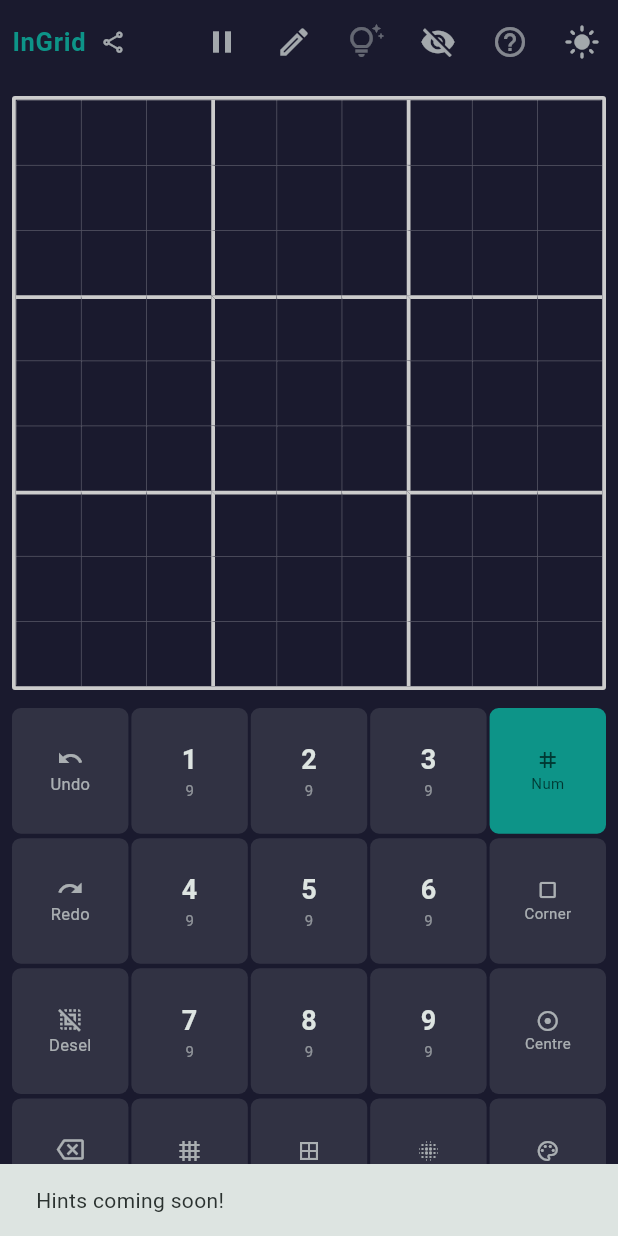
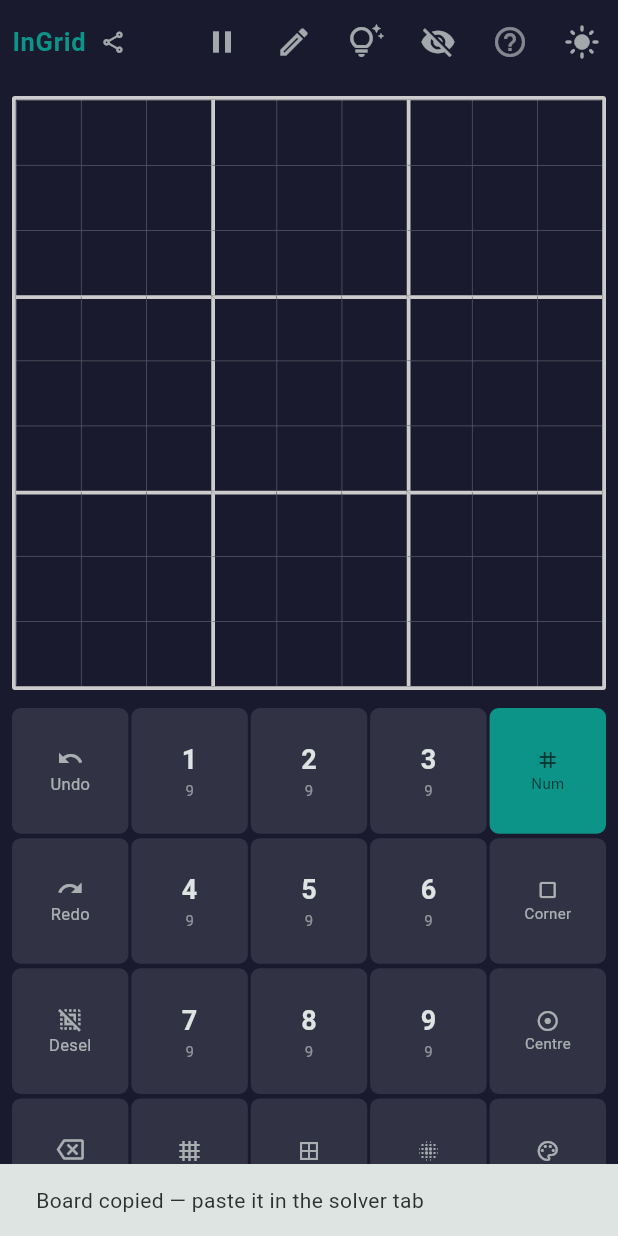
Before and after one commit to NVME-git/InGrid, a Flutter app: the GameScreen screen opened by its route, after a tap on the "share" icon, after a tap on the "tips and updates" icon, on a phone screen of 412 x 824 dp. Run offline on Flutter 3.47's test engine with Material 3 defaults, Android fonts, the phone set to English and light mode, and no system bars; our stand-ins replace flutter_riverpod, go_router, shared_preferences; accounts and stored records are empty.

Commit message:
Implement hints button: copy board to clipboard and open sudokusolver.app
Agent-Logs-Url: https://github.com/NVME-git/InGrid/sessions/dffaef6d-2b46-4ce6-ac0d-834372033bfb

Co-authored-by: NVME-git <30406909+NVME-git@users.noreply.github.com>

```diff
--- a/lib/features/game/game_screen.dart
+++ b/lib/features/game/game_screen.dart
@@ -4,6 +4,7 @@ import 'package:flutter/material.dart';
 import 'package:flutter/services.dart';
 import 'package:flutter_riverpod/flutter_riverpod.dart';
 import 'package:go_router/go_router.dart';
+import 'package:url_launcher/url_launcher.dart';
 import 'game_state.dart';
 import 'widgets/sudoku_grid.dart';
 import 'widgets/digit_toolbar.dart';
@@ -104,6 +105,42 @@ class _GameScreenState extends ConsumerState<GameScreen> {
         );
       }
     });
+  }
+
+  /// Copies the current board state (81 digits, 0 = empty) to the clipboard,
+  /// then opens sudokusolver.app in a new tab so the user can paste it and
+  /// get solving hints automatically.
+  Future<void> _openHints() async {
+    final board = ref.read(gameProvider).board;
+    final buf = StringBuffer();
+    for (int r = 0; r < 9; r++) {
+      for (int c = 0; c < 9; c++) {
+        buf.write(board.cells[r][c].digit ?? '0');
+      }
+    }
+    final boardString = buf.toString();
+
+    // Validate: exactly 81 digits in range 0-9.
+    assert(
+      RegExp(r'^[0-9]{81}$').hasMatch(boardString),
+      'Board string must be 81 digits 0-9',
+    );
+
+    await Clipboard.setData(ClipboardData(text: boardString));
+    if (!mounted) return;
+
+    final uri = Uri.parse('https://sudokusolver.app/');
+    if (await canLaunchUrl(uri)) {
+      await launchUrl(uri, mode: LaunchMode.externalApplication);
+    }
+
+    if (!mounted) return;
+    ScaffoldMessenger.of(context).showSnackBar(
+      const SnackBar(
+        content: Text('Board copied — paste it in the solver tab'),
+        duration: Duration(seconds: 3),
+      ),
+    );
   }
 
   // ── Keyboard shortcuts ────────────────────────────────────────────────────
@@ -246,19 +283,12 @@ class _GameScreenState extends ConsumerState<GameScreen> {
                 : 'Show auto candidates',
             onPressed: notifier.toggleAutoCandidates,
           ),
-          // Hints (non-functional placeholder for future feature)
+          // Hints — copy board to clipboard and open sudokusolver.app
           IconButton(
             icon: Icon(Icons.tips_and_updates_outlined,
-                color: Theme.of(context).colorScheme.onSurface.withValues(alpha: 0.38)),
-            tooltip: 'Hints (coming soon)',
-            onPressed: () {
-              ScaffoldMessenger.of(context).showSnackBar(
-                const SnackBar(
-                  content: Text('Hints coming soon!'),
-                  duration: Duration(seconds: 2),
-                ),
-              );
-            },
+                color: Theme.of(context).colorScheme.onSurface.withValues(alpha: 0.7)),
+            tooltip: 'Get hints (opens sudokusolver.app)',
+            onPressed: _openHints,
           ),
           // Conflict-highlight toggle (starts off)
           IconButton(
@@ -505,7 +535,7 @@ class _HelpContent extends StatelessWidget {
         Text('AppBar icons', style: ths),
         Text('⏸ Pause — hide the grid and stop the timer', style: ts),
         Text('≡ Candidates — show computed candidates for empty cells', style: ts),
-        Text('💡 Hints — coming soon', style: ts),
+        Text('💡 Hints — copies board to clipboard and opens sudokusolver.app', style: ts),
         Text('? Help — this dialog', style: ts),
         Text('👁 Conflicts — highlight cells that break Sudoku rules', style: ts),
         const SizedBox(height: 12),
--- a/lib/features/help/help_screen.dart
+++ b/lib/features/help/help_screen.dart
@@ -87,7 +87,7 @@ class HelpScreen extends StatelessWidget {
               SizedBox(height: 4),
               Text('⏸ Pause — hide the grid and stop the timer', style: _ts),
               Text('≡ Candidates — show computed candidates for empty cells', style: _ts),
-              Text('💡 Hints — coming soon', style: _ts),
+              Text('💡 Hints — copies board to clipboard and opens sudokusolver.app', style: _ts),
               Text('👁 Conflicts — highlight cells that break Sudoku rules', style: _ts),
               Text('? Help — this screen', style: _ts),
               SizedBox(height: 16),
--- a/pubspec.yaml
+++ b/pubspec.yaml
@@ -14,6 +14,7 @@ dependencies:
   go_router: ^14.8.1
   shared_preferences: ^2.3.5
   supabase_flutter: ^2.9.1
+  url_launcher: ^6.3.2
 
 dev_dependencies:
   flutter_test:
```
Also changed, not shown: 1 other file.
